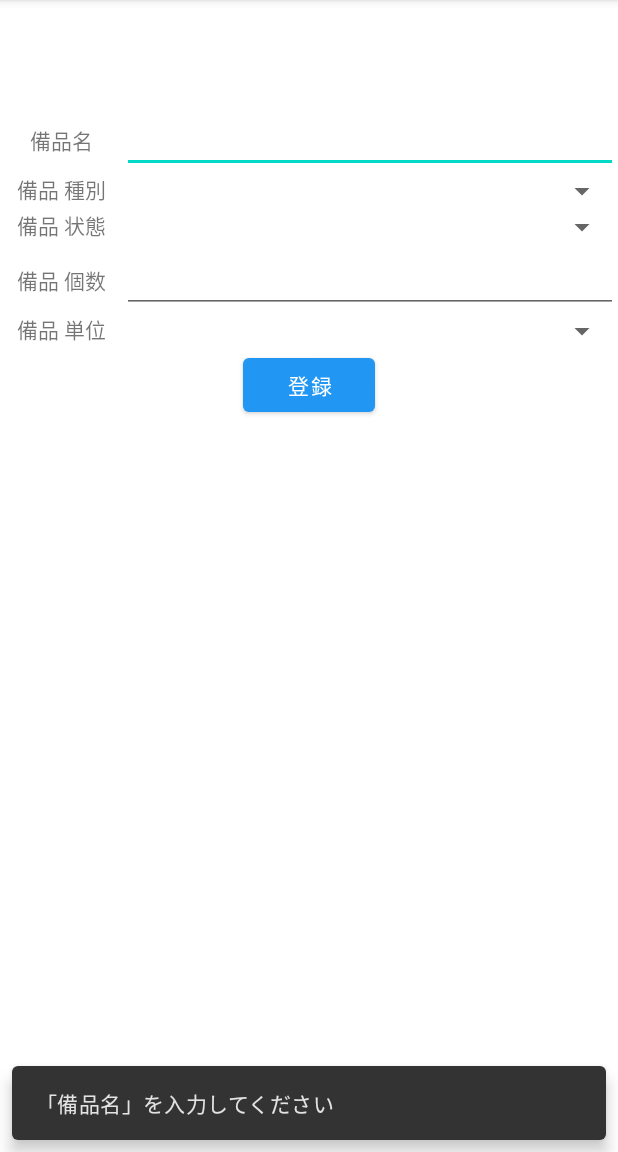
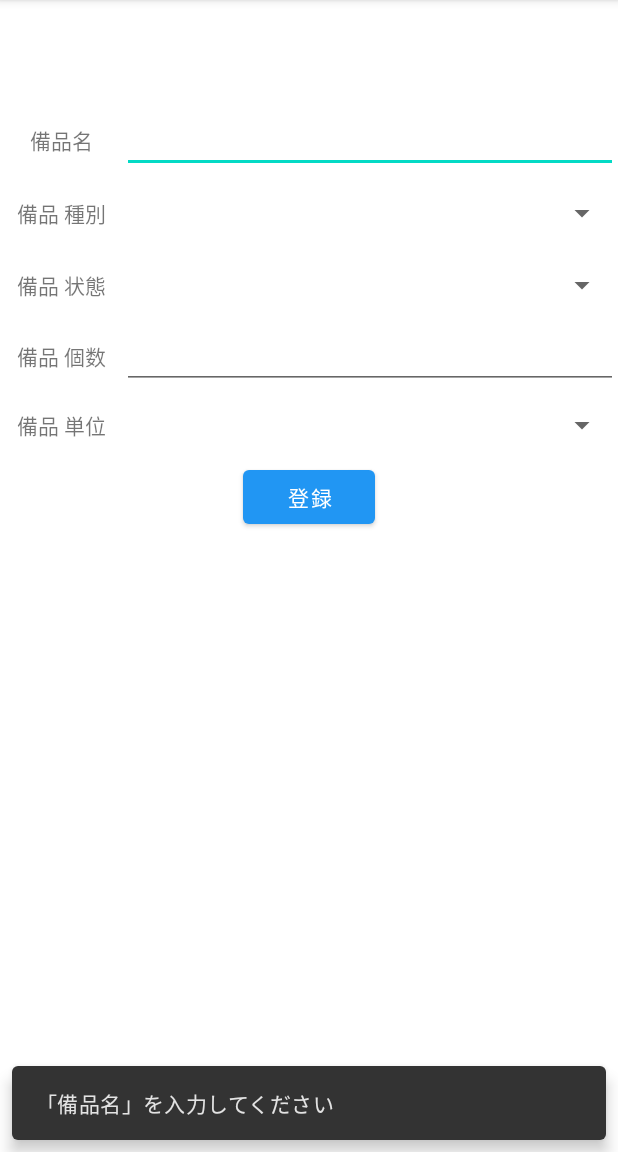
Before and after one commit to kobayashi0211/FixturesManage, an Android app: the fragment FixtureCreateFragment shown on its own in the app's theme, after a tap on "登録", on a phone screen of 412 x 824 dp, the part 84-1236 px from its top. Run offline under Robolectric (Android 15) with nearby library versions, the phone set to English and light mode, and no system bars; our stand-ins replace Room's generated code, data binding; 9 statements that could not run were skipped.

Commit message:
備品マスタ：登録の修正

```diff
--- a/app/src/main/java/com/example/fixturesmanage/ui/fixture/FixtureCreateFragment.kt
+++ b/app/src/main/java/com/example/fixturesmanage/ui/fixture/FixtureCreateFragment.kt
@@ -7,10 +7,18 @@ import android.view.LayoutInflater
 import android.view.View
 import android.view.ViewGroup
 import android.view.inputmethod.InputMethodManager
+import android.widget.AdapterView
+import android.widget.Spinner
 import androidx.databinding.DataBindingUtil
 import androidx.navigation.findNavController
 import com.example.fixturesmanage.R
+import com.example.fixturesmanage.adapter.StatusAdapter
+import com.example.fixturesmanage.adapter.TypeAdapter
+import com.example.fixturesmanage.adapter.UnitAdapter
 import com.example.fixturesmanage.dao.FixtureDao
+import com.example.fixturesmanage.dao.StatusDao
+import com.example.fixturesmanage.dao.TypeDao
+import com.example.fixturesmanage.dao.UnitDao
 import com.example.fixturesmanage.database.FixturesManageDatabase
 import com.example.fixturesmanage.databinding.CreateFixtureFragmentBinding
 import com.example.fixturesmanage.model.Fixture
@@ -24,31 +32,90 @@ class FixtureCreateFragment : Fragment() {
 
 //    private lateinit var viewModel: CreateFixtureViewModel
     lateinit var mFixtureDao: FixtureDao
+    lateinit var mTypeDao: TypeDao
+    lateinit var mStatusDao: StatusDao
+    lateinit var mUnitDao: UnitDao
     var validMsg: String=""
+
+    var selectedType: Int = 0
+    var selectedStatus: Int = 0
+    var selectedUnit: Int = 0
 
     override fun onCreateView(
         inflater: LayoutInflater, container: ViewGroup?,
         savedInstanceState: Bundle?
     ): View? {
         mFixtureDao = FixturesManageDatabase.getInstance(this.requireContext()).fixtureDao()
+        mTypeDao = FixturesManageDatabase.getInstance(this.requireContext()).typeDao()
+        mStatusDao = FixturesManageDatabase.getInstance(this.requireContext()).statusDao()
+        mUnitDao = FixturesManageDatabase.getInstance(this.requireContext()).unitDao()
         val binding = DataBindingUtil.inflate<CreateFixtureFragmentBinding>(inflater, R.layout.create_fixture_fragment, container, false)
+
+        // セレクトボックス用
+        val typeAdapter = TypeAdapter(requireContext(), R.layout.list_spinner, mTypeDao.getAll())
+        typeAdapter.setDropDownViewResource(R.layout.list_spinner)
+        val statusAdapter = StatusAdapter(requireContext(), R.layout.list_spinner, mStatusDao.getAll())
+        statusAdapter.setDropDownViewResource(R.layout.list_spinner)
+        val unitAdapter = UnitAdapter(requireContext(), R.layout.list_spinner, mUnitDao.getAll())
+        unitAdapter.setDropDownViewResource(R.layout.list_spinner)
+        // 種別
+        val spinnerType = binding.editSpinnerType
+        spinnerType.adapter = typeAdapter
+        spinnerType.onItemSelectedListener = object : AdapterView.OnItemSelectedListener {
+            //　アイテムが選択された時
+            override fun onItemSelected(parent: AdapterView<*>?, view: View?, position: Int, id: Long) {
+                val spinnerParent = parent as Spinner
+                val item = spinnerParent.selectedItem as com.example.fixturesmanage.model.Type
+                selectedType = item.id
+            }
+            //　アイテムが選択されなかった
+            override fun onNothingSelected(parent: AdapterView<*>?) { }
+        }
+        // 状態
+        val spinnerStatus = binding.editSpinnerStatus
+        spinnerStatus.adapter = statusAdapter
+        spinnerStatus.onItemSelectedListener = object : AdapterView.OnItemSelectedListener {
+            //　アイテムが選択された時
+            override fun onItemSelected(parent: AdapterView<*>?, view: View?, position: Int, id: Long) {
+                val spinnerParent = parent as Spinner
+                val item = spinnerParent.selectedItem as com.example.fixturesmanage.model.Status
+                selectedStatus = item.id
+            }
+            //　アイテムが選択されなかった
+            override fun onNothingSelected(parent: AdapterView<*>?) { }
+        }
+        // 単位
+        val spinnerUnit = binding.editSpinnerUnit
+        spinnerUnit.adapter = unitAdapter
+        spinnerUnit.onItemSelectedListener = object : AdapterView.OnItemSelectedListener {
+            //　アイテムが選択された時
+            override fun onItemSelected(parent: AdapterView<*>?, view: View?, position: Int, id: Long) {
+                val spinnerParent = parent as Spinner
+                val item = spinnerParent.selectedItem as com.example.fixturesmanage.model.Unit
+                selectedUnit = item.id
+            }
+            //　アイテムが選択されなかった
+            override fun onNothingSelected(parent: AdapterView<*>?) { }
+        }
 
         binding.createFixtureButton.setOnClickListener { view : View ->
             // 名前
             val editText = binding.editTextName
             val name = editText.text.toString()
             // 種別
-            val editType = binding.editSpinnerType
-            val type = 1//editType.selectedItemPosition
+            val type = selectedType
             // 状態
-            val editStatus = binding.editSpinnerStatus
-            val status = 1//editStatus.selectedItemPosition
+            val status = selectedStatus
             // 個数
             val editQuantity = binding.editTextQuantity
-            val quantity = Integer.parseInt(editQuantity.text.toString())
+            val quantity = if(editQuantity.text.isBlank()) {
+                -1
+            } else {
+                editQuantity.text.toString().toInt()
+            }
+
             // 単位
-            val editUnit = binding.editSpinnerUnit
-            val unit = 1//editUnit.selectedItemPosition
+            val unit = selectedUnit
 
             /* ボタンクリックのタイミングでキーボードを閉じる */
             val inputManager = activity?.getSystemService(Context.INPUT_METHOD_SERVICE) as InputMethodManager
@@ -90,7 +157,7 @@ class FixtureCreateFragment : Fragment() {
         }else if(status==0){
             validMsg = "「状態」を入力してください"
             return false
-        }else if(quantity==0){
+        }else if(quantity < 0){
             validMsg = "「個数」を入力してください"
             return false
         }else if(unit==0){
--- a/app/src/main/res/layout/create_fixture_fragment.xml
+++ b/app/src/main/res/layout/create_fixture_fragment.xml
@@ -19,6 +19,7 @@
             <LinearLayout
                 android:layout_width="match_parent"
                 android:layout_height="wrap_content"
+                android:minHeight="?attr/minTouchTargetSize"
                 android:orientation="horizontal">
 
                 <TextView
@@ -40,12 +41,14 @@
             <LinearLayout
                 android:layout_width="match_parent"
                 android:layout_height="wrap_content"
+                android:minHeight="?attr/minTouchTargetSize"
                 android:orientation="horizontal">
 
                 <TextView
                     android:id="@+id/label_type"
                     android:layout_width="81dp"
                     android:layout_height="wrap_content"
+                    android:layout_gravity="center_vertical"
                     android:labelFor="@id/editSpinnerType"
                     android:text="@string/fixture_type"
                     android:textAlignment="center" />
@@ -54,6 +57,7 @@
                     android:id="@+id/editSpinnerType"
                     android:layout_width="match_parent"
                     android:layout_height="wrap_content"
+                    android:layout_gravity="center_vertical"
                     android:layout_weight="1" />
 
             </LinearLayout>
@@ -61,12 +65,14 @@
             <LinearLayout
                 android:layout_width="match_parent"
                 android:layout_height="wrap_content"
+                android:minHeight="?attr/minTouchTargetSize"
                 android:orientation="horizontal">
 
                 <TextView
                     android:id="@+id/label_status"
                     android:layout_width="81dp"
                     android:layout_height="wrap_content"
+                    android:layout_gravity="center_vertical"
                     android:labelFor="@id/editSpinnerStatus"
                     android:text="@string/fixture_status"
                     android:textAlignment="center" />
@@ -75,7 +81,9 @@
                     android:id="@+id/editSpinnerStatus"
                     android:layout_width="match_parent"
                     android:layout_height="wrap_content"
-                    android:layout_weight="1" />
+                    android:layout_gravity="center_vertical"
+                    android:layout_weight="1"
+                    android:gravity="center_vertical" />
 
             </LinearLayout>
 
@@ -105,12 +113,15 @@
             <LinearLayout
                 android:layout_width="match_parent"
                 android:layout_height="wrap_content"
+                android:minHeight="?attr/minTouchTargetSize"
                 android:orientation="horizontal">
 
                 <TextView
                     android:id="@+id/label_unit"
                     android:layout_width="81dp"
                     android:layout_height="wrap_content"
+                    android:layout_gravity="center_vertical"
+                    android:gravity="center_vertical"
                     android:labelFor="@id/editSpinnerUnit"
                     android:text="@string/fixture_unit"
                     android:textAlignment="center" />
@@ -119,7 +130,9 @@
                     android:id="@+id/editSpinnerUnit"
                     android:layout_width="match_parent"
                     android:layout_height="wrap_content"
-                    android:layout_weight="1" />
+                    android:layout_gravity="center_vertical"
+                    android:layout_weight="1"
+                    android:gravity="center_vertical" />
 
             </LinearLayout>
 
```
